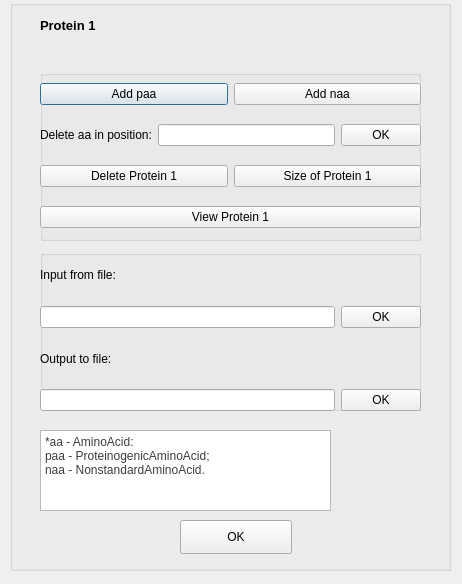
First picture: the form in firstwindow.ui, repository aaismailov/LabOop, before the edit.
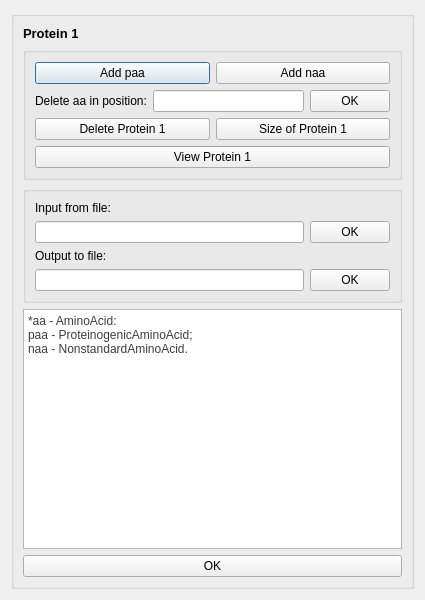
Second picture: the form after the edit.

Diff of the .ui file:
```diff
--- a/firstwindow.ui
+++ b/firstwindow.ui
@@ -2,38 +2,35 @@
 <ui version="4.0">
  <class>FirstWindow</class>
  <widget class="QDialog" name="FirstWindow">
+  <property name="enabled">
+   <bool>true</bool>
+  </property>
   <property name="geometry">
    <rect>
     <x>0</x>
     <y>0</y>
-    <width>462</width>
-    <height>584</height>
+    <width>425</width>
+    <height>600</height>
    </rect>
   </property>
+  <property name="minimumSize">
+   <size>
+    <width>425</width>
+    <height>600</height>
+   </size>
+  </property>
   <property name="windowTitle">
    <string>Protein 1</string>
   </property>
+  <layout class="QHBoxLayout" name="horizontalLayout_2">
+   <item>
   <widget class="QGroupBox" name="groupBox_3">
-   <property name="geometry">
-    <rect>
-     <x>10</x>
-     <y>0</y>
-     <width>441</width>
-     <height>571</height>
-    </rect>
-   </property>
    <property name="title">
     <string/>
    </property>
+     <layout class="QVBoxLayout" name="verticalLayout_2">
+      <item>
    <widget class="QLabel" name="label_2">
-    <property name="geometry">
-     <rect>
-      <x>30</x>
-      <y>10</y>
-      <width>101</width>
-      <height>31</height>
-     </rect>
-    </property>
     <property name="font">
      <font>
       <pointsize>10</pointsize>
@@ -43,27 +40,14 @@
      <string>&lt;html&gt;&lt;head/&gt;&lt;body&gt;&lt;p&gt;&lt;span style=&quot; font-size:10pt; font-weight:600;&quot;&gt;Protein 1&lt;/span&gt;&lt;/p&gt;&lt;/body&gt;&lt;/html&gt;</string>
     </property>
    </widget>
+      </item>
+      <item>
    <widget class="QGroupBox" name="groupBox_2">
-    <property name="geometry">
-     <rect>
-      <x>30</x>
-      <y>70</y>
-      <width>381</width>
-      <height>171</height>
-     </rect>
-    </property>
     <property name="title">
      <string/>
     </property>
-    <widget class="QWidget" name="verticalLayoutWidget_4">
-     <property name="geometry">
-      <rect>
-       <x>0</x>
-       <y>0</y>
-       <width>381</width>
-       <height>171</height>
-      </rect>
-     </property>
+        <layout class="QVBoxLayout" name="verticalLayout_3">
+         <item>
      <layout class="QVBoxLayout" name="verticalLayout_4">
       <item>
        <layout class="QHBoxLayout" name="horizontalLayout">
@@ -174,29 +158,17 @@
        </layout>
       </item>
      </layout>
-    </widget>
-   </widget>
+         </item>
+        </layout>
+       </widget>
+      </item>
+      <item>
    <widget class="QGroupBox" name="groupBox_5">
-    <property name="geometry">
-     <rect>
-      <x>30</x>
-      <y>250</y>
-      <width>381</width>
-      <height>161</height>
-     </rect>
-    </property>
     <property name="title">
      <string/>
     </property>
-    <widget class="QWidget" name="verticalLayoutWidget_5">
-     <property name="geometry">
-      <rect>
-       <x>0</x>
-       <y>0</y>
-       <width>381</width>
-       <height>161</height>
-      </rect>
-     </property>
+        <layout class="QVBoxLayout" name="verticalLayout">
+         <item>
      <layout class="QVBoxLayout" name="verticalLayout_5">
       <item>
        <layout class="QHBoxLayout" name="horizontalLayout_13">
@@ -281,17 +253,12 @@
        </layout>
       </item>
      </layout>
-    </widget>
-   </widget>
+         </item>
+        </layout>
+       </widget>
+      </item>
+      <item>
    <widget class="QTextBrowser" name="textBrowser">
-    <property name="geometry">
-     <rect>
-      <x>30</x>
-      <y>430</y>
-      <width>291</width>
-      <height>81</height>
-     </rect>
-    </property>
     <property name="html">
      <string>&lt;!DOCTYPE HTML PUBLIC &quot;-//W3C//DTD HTML 4.0//EN&quot; &quot;http://www.w3.org/TR/REC-html40/strict.dtd&quot;&gt;
 &lt;html&gt;&lt;head&gt;&lt;meta name=&quot;qrichtext&quot; content=&quot;1&quot; /&gt;&lt;style type=&quot;text/css&quot;&gt;
@@ -301,15 +268,9 @@
 &lt;p style=&quot; margin-top:0px; margin-bottom:0px; margin-left:0px; margin-right:0px; -qt-block-indent:0; text-indent:0px;&quot;&gt;&lt;span style=&quot; font-family:'MS Shell Dlg 2'; font-size:9pt; color:#3d3d3d;&quot;&gt;naa - NonstandardAminoAcid.&lt;/span&gt;&lt;/p&gt;&lt;/body&gt;&lt;/html&gt;</string>
     </property>
    </widget>
+      </item>
+      <item>
    <widget class="QPushButton" name="pushButton">
-    <property name="geometry">
-     <rect>
-      <x>170</x>
-      <y>520</y>
-      <width>112</width>
-      <height>34</height>
-     </rect>
-    </property>
     <property name="font">
      <font>
       <pointsize>9</pointsize>
@@ -319,7 +280,11 @@
      <string>OK</string>
     </property>
    </widget>
-  </widget>
+      </item>
+     </layout>
+    </widget>
+   </item>
+  </layout>
  </widget>
  <resources/>
  <connections/>
```
Lines whose indentation alone changed are shown as unchanged.
